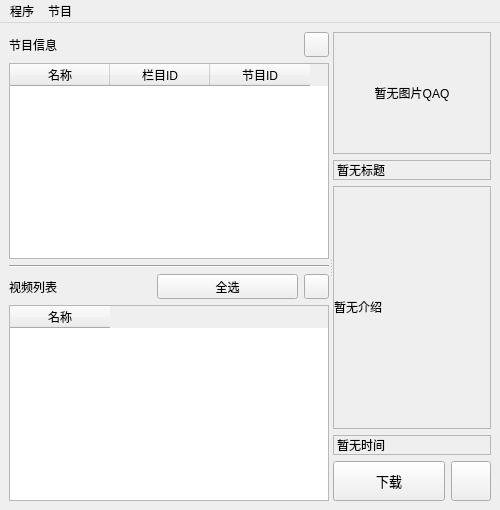
The window that src/ui/ctvd.ui (letr007/CCTVVideoDownloader) describes before a commit, drawn with Qt 5.
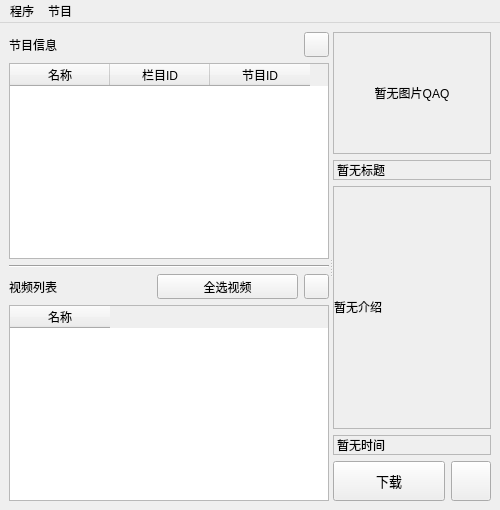
The same window after the commit. Icons and pictures are not drawn.

Commit message: fix(ui): clarify main window download messaging

What changed in the file:
```diff
--- a/src/ui/ctvd.ui
+++ b/src/ui/ctvd.ui
@@ -164,7 +164,7 @@
              </size>
             </property>
             <property name="text">
-             <string>全选</string>
+             <string>全选视频</string>
             </property>
            </widget>
           </item>
```
The commit also changes 2 other files.
